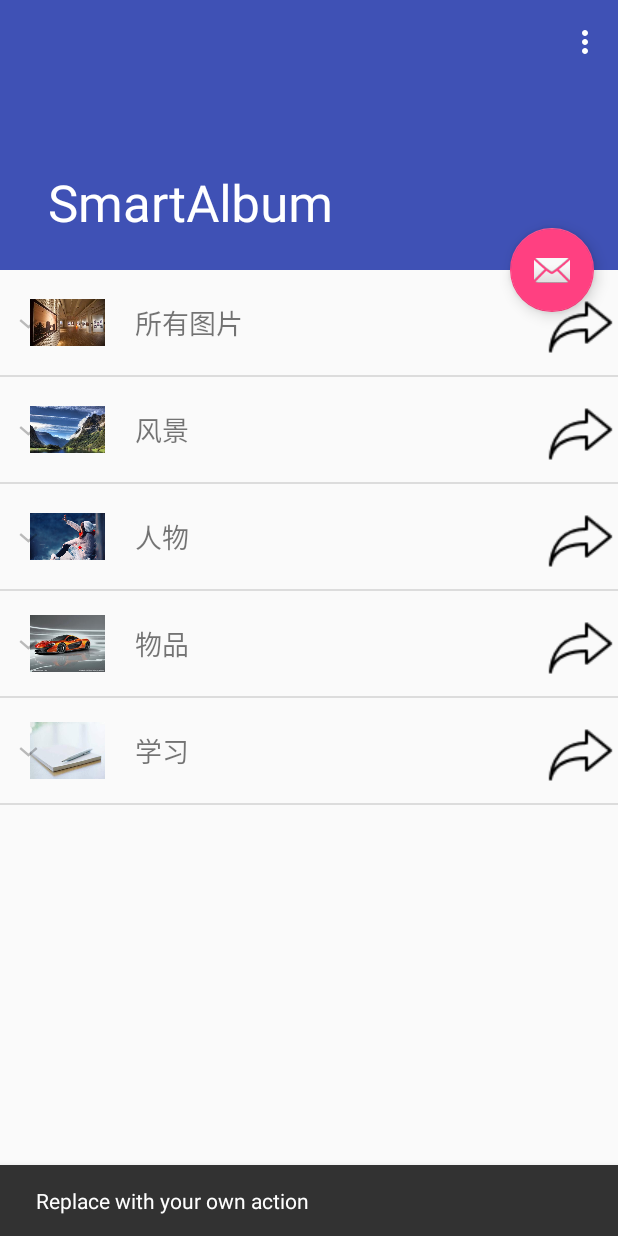
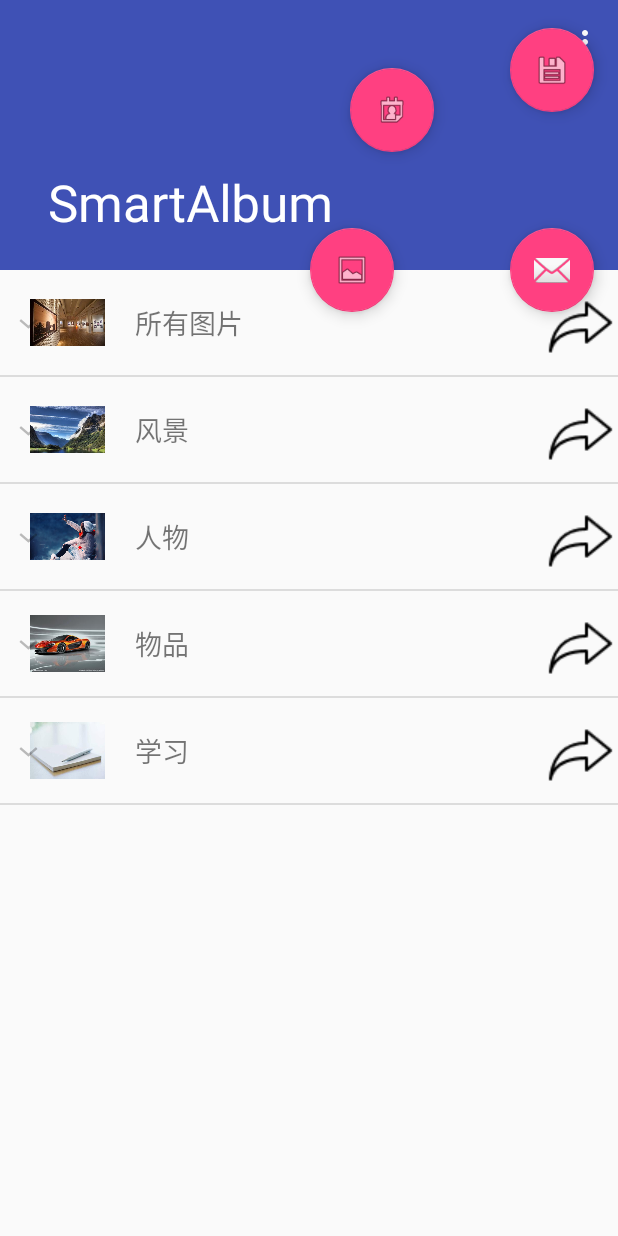
Before and after one commit to beloveby/SmartAlbum, an Android app: the screen it shows after launch (ScrollingActivity), after a tap on an icon or button, on a phone screen of 412 x 824 dp. Run offline under Robolectric (Android 15) with nearby library versions, the phone set to English and light mode, and no system bars; 2 statements that could not run were skipped.

Commit message:
select button

```diff
--- /dev/null
+++ b/app/src/main/java/ruc/team/smartalbum/ButtonGroupAnimUtil.java
@@ -0,0 +1,47 @@
+package ruc.team.smartalbum;
+
+import android.animation.AnimatorSet;
+import android.animation.ObjectAnimator;
+import android.support.design.widget.FloatingActionButton;
+import android.view.View;
+
+/**
+ * Created by 边园 on 2017/1/25.
+ */
+
+public class ButtonGroupAnimUtil {
+
+    public static void closeMenu(FloatingActionButton time, FloatingActionButton label, FloatingActionButton file) {
+        ObjectAnimator objectAnimatorTimeX = ObjectAnimator.ofFloat(time, "TranslationX", 0);
+        ObjectAnimator objectAnimatorTimeY = ObjectAnimator.ofFloat(time, "TranslationY", 0);
+        ObjectAnimator objectAnimatorTimeVisibility = ObjectAnimator.ofInt(time, "visibility", View.INVISIBLE);
+
+        ObjectAnimator objectAnimatorFileY = ObjectAnimator.ofFloat(file, "TranslationY", 0);
+        ObjectAnimator objectAnimatorFileVisibility = ObjectAnimator.ofInt(file, "visibility", View.INVISIBLE);
+
+        ObjectAnimator objectAnimatorLabelX = ObjectAnimator.ofFloat(label, "TranslationX", 0);
+        ObjectAnimator objectAnimatorLabelVisibility = ObjectAnimator.ofInt(label, "visibility", View.INVISIBLE);
+
+        AnimatorSet animatorSet = new AnimatorSet();
+        animatorSet.playTogether(objectAnimatorTimeX, objectAnimatorTimeY, objectAnimatorTimeVisibility, objectAnimatorFileY, objectAnimatorFileVisibility, objectAnimatorLabelX, objectAnimatorLabelVisibility);
+        animatorSet.setDuration(300);
+        animatorSet.start();
+    }
+
+    public static void showMenu(FloatingActionButton time, FloatingActionButton label, FloatingActionButton file) {
+        ObjectAnimator objectAnimatorTimeX = ObjectAnimator.ofFloat(time, "TranslationX", -160);
+        ObjectAnimator objectAnimatorTimeY = ObjectAnimator.ofFloat(time, "TranslationY", -160);
+        ObjectAnimator objectAnimatorTimeVisibility = ObjectAnimator.ofInt(time, "visibility", View.VISIBLE);
+
+        ObjectAnimator objectAnimatorFileY = ObjectAnimator.ofFloat(file, "TranslationY", -200);
+        ObjectAnimator objectAnimatorFileVisibility = ObjectAnimator.ofInt(file, "visibility", View.VISIBLE);
+
+        ObjectAnimator objectAnimatorLabelX = ObjectAnimator.ofFloat(label, "TranslationX", -200);
+        ObjectAnimator objectAnimatorLabelVisibility = ObjectAnimator.ofInt(label, "visibility", View.VISIBLE);
+
+        AnimatorSet animatorSet = new AnimatorSet();
+        animatorSet.playTogether(objectAnimatorTimeX, objectAnimatorTimeY, objectAnimatorTimeVisibility, objectAnimatorFileY, objectAnimatorFileVisibility, objectAnimatorLabelX, objectAnimatorLabelVisibility);
+        animatorSet.setDuration(300);
+        animatorSet.start();
+    }
+}
--- a/app/src/main/java/ruc/team/smartalbum/ScrollingActivity.java
+++ b/app/src/main/java/ruc/team/smartalbum/ScrollingActivity.java
@@ -8,7 +8,6 @@ import android.content.SharedPreferences;
 import android.os.Bundle;
 import android.os.IBinder;
 import android.support.design.widget.FloatingActionButton;
-import android.support.design.widget.Snackbar;
 import android.support.v7.app.AppCompatActivity;
 import android.support.v7.widget.Toolbar;
 import android.util.Log;
@@ -33,10 +32,22 @@ public class ScrollingActivity extends AppCompatActivity {
 
         FloatingActionButton fab = (FloatingActionButton) findViewById(R.id.fab);
         fab.setOnClickListener(new View.OnClickListener() {
+            private boolean buttonGroupOpen = false;
+
             @Override
             public void onClick(View view) {
-                Snackbar.make(view, "Replace with your own action", Snackbar.LENGTH_LONG)
-                        .setAction("Action", null).show();
+
+                FloatingActionButton time = (FloatingActionButton) findViewById(R.id.btn_group_time);
+                FloatingActionButton label = (FloatingActionButton) findViewById(R.id.btn_group_label);
+                FloatingActionButton file = (FloatingActionButton) findViewById(R.id.btn_group_file);
+
+                if (buttonGroupOpen) {
+                    ButtonGroupAnimUtil.closeMenu(time, label, file);
+                    buttonGroupOpen = false;
+                } else {
+                    ButtonGroupAnimUtil.showMenu(time, label, file);
+                    buttonGroupOpen = true;
+                }
             }
         });
 
--- a/app/src/main/res/layout/activity_scrolling.xml
+++ b/app/src/main/res/layout/activity_scrolling.xml
@@ -43,4 +43,34 @@
         app:layout_anchor="@id/app_bar"
         app:layout_anchorGravity="bottom|end" />
 
+    <android.support.design.widget.FloatingActionButton
+        android:id="@+id/btn_group_label"
+        android:layout_width="wrap_content"
+        android:layout_height="wrap_content"
+        android:layout_margin="@dimen/fab_margin"
+        android:src="@android:drawable/ic_menu_gallery"
+        android:visibility="invisible"
+        app:layout_anchor="@id/app_bar"
+        app:layout_anchorGravity="bottom|end" />
+
+    <android.support.design.widget.FloatingActionButton
+        android:id="@+id/btn_group_file"
+        android:layout_width="wrap_content"
+        android:layout_height="wrap_content"
+        android:layout_margin="@dimen/fab_margin"
+        android:src="@android:drawable/ic_menu_save"
+        android:visibility="invisible"
+        app:layout_anchor="@id/app_bar"
+        app:layout_anchorGravity="bottom|end" />
+
+    <android.support.design.widget.FloatingActionButton
+        android:id="@+id/btn_group_time"
+        android:layout_width="wrap_content"
+        android:layout_height="wrap_content"
+        android:layout_margin="@dimen/fab_margin"
+        android:src="@android:drawable/ic_menu_my_calendar"
+        android:visibility="invisible"
+        app:layout_anchor="@id/app_bar"
+        app:layout_anchorGravity="bottom|end" />
+
 </android.support.design.widget.CoordinatorLayout>
```
Also changed, not shown: app/src/main/java/ruc/team/smartalbum/AlbumActivity.java (+5 -4 lines).
